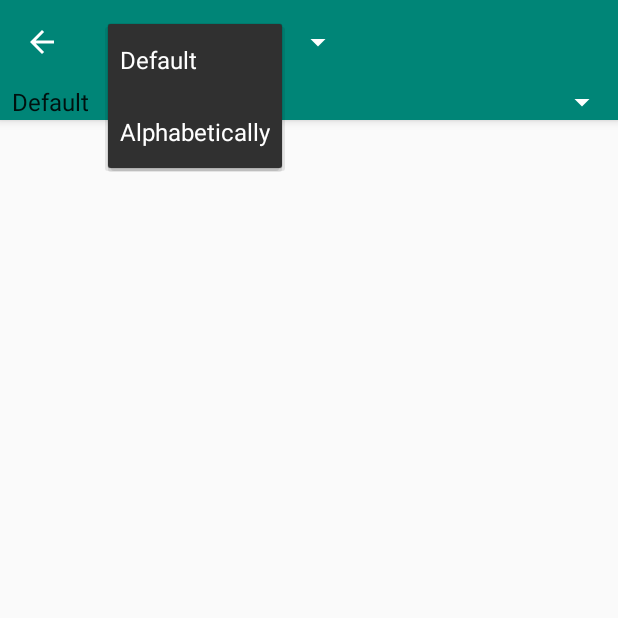
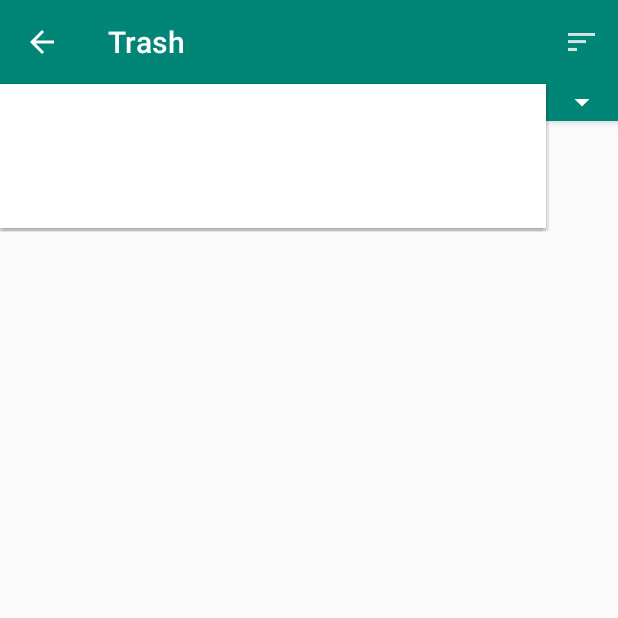
Before and after one commit to almahmouda/MyNotes, an Android app: the TrashListActivity screen opened directly, with no data from a screen before it, after a tap on "Default", on a phone screen of 412 x 824 dp, the top half of it. Run offline under Robolectric (Android 15) with nearby library versions, the phone set to English and light mode, and no system bars; 1 other tap on this screen came first.

Commit message:
TrashNoteMdl.java: implemented comparable on the java class to implement   sort functionality.
TrashListActivity.java: implemented sort functionality through the use
  of a spinner object.

ViewTrashActivity.java: modified the Up Button (does not undo the sort
  in the parent activity upon close).

content_view_trash.xml: remove warning.

menu_trash_list.xml: modified the position of menuItem.

sort_spinner_item.xml: created a custom text object for the spinner
  dropdown box.

```diff
--- a/app/src/main/java/com/example/admin/mynotes/TrashListActivity.java
+++ b/app/src/main/java/com/example/admin/mynotes/TrashListActivity.java
@@ -19,6 +19,7 @@ import com.example.admin.mynotes.model.TrashNoteMdl;
 import com.example.admin.mynotes.util.RecyclerTouchListener;
 
 import java.util.ArrayList;
+import java.util.Collections;
 import java.util.List;
 
 public class TrashListActivity extends AppCompatActivity implements AdapterView.OnItemSelectedListener {
@@ -26,6 +27,7 @@ public class TrashListActivity extends AppCompatActivity implements AdapterView.
     private static final int RESTORE = -1;
     private static final int PERMANENT_DELETE = 1;
     private static final int VIEW_CODE = 2;
+    private static final int UPBUTTON = 0;
 
     Intent intent;
     DBHandler dbHandler;
@@ -33,6 +35,7 @@ public class TrashListActivity extends AppCompatActivity implements AdapterView.
     RecyclerView trashReView;
     TrashListAdapter listAdapter;
     Spinner spinner;
+    boolean test = false;
 
     @Override
     protected void onCreate(Bundle savedInstanceState) {
@@ -66,18 +69,15 @@ public class TrashListActivity extends AppCompatActivity implements AdapterView.
         }));
 
         spinner = findViewById(R.id.trash_sort_spinner_bar);
-//        if(spinner != null){
         spinner.setOnItemSelectedListener(this);
-//        }
 
         ArrayAdapter<CharSequence> adapter = ArrayAdapter.createFromResource(this,
-                R.array.sort_label, android.R.layout.simple_spinner_item);
+                R.array.sort_label, R.layout.sort_spinner_item);
 
         adapter.setDropDownViewResource(android.R.layout.simple_spinner_dropdown_item);
 
         spinner.setAdapter(adapter);
-
-
+        spinner.setVisibility(View.GONE);
     }
 
     public void viewTrashNote(TrashNoteMdl note, int position) {
@@ -90,12 +90,15 @@ public class TrashListActivity extends AppCompatActivity implements AdapterView.
     @Override
     protected void onActivityResult(int requestCode, int resultCode, @Nullable Intent data) {
 //        super.onActivityResult(requestCode, resultCode, data);
-        if (requestCode == VIEW_CODE && data != null) {
+        if (requestCode == VIEW_CODE) {
             int position;
-            if (resultCode == RESTORE || resultCode == PERMANENT_DELETE) {
+            if ((resultCode == RESTORE || resultCode == PERMANENT_DELETE) && data != null) {
                 position = data.getIntExtra("position", 0);
                 trashNotes.remove(position);
                 listAdapter.notifyItemRemoved(position);
+            }
+            if (resultCode == UPBUTTON) {
+                listAdapter.notifyDataSetChanged();
             }
         }
     }
@@ -104,41 +107,11 @@ public class TrashListActivity extends AppCompatActivity implements AdapterView.
     public boolean onCreateOptionsMenu(Menu menu) {
         getMenuInflater().inflate(R.menu.menu_trash_list, menu);
 
-        MenuItem spinItem = menu.findItem(R.id.trash_sort);
-        Spinner spinner = (Spinner) spinItem.getActionView();
-
-        ArrayAdapter<CharSequence> adapter = ArrayAdapter.createFromResource(this,
-                R.array.sort_label, android.R.layout.simple_spinner_item);
-
-        adapter.setDropDownViewResource(android.R.layout.simple_spinner_dropdown_item);
-
-        spinner.setAdapter(adapter);
-
-//        MenuItem.OnActionExpandListener expandListener = new MenuItem.OnActionExpandListener() {
-//            @Override
-//            public boolean onMenuItemActionExpand(MenuItem item) {
-//                displayToast(1);
-//                return true;
-//            }
-//
-//            @Override
-//            public boolean onMenuItemActionCollapse(MenuItem item) {
-//                displayToast(-1);
-//                return true;
-//            }
-//        };
-
-//
-
         return true;
     }
 
-    void displayToast(int i) {
-        if (i == -1) {
-            Toast.makeText(this, "away", Toast.LENGTH_SHORT).show();
-        } else if (i == 1) {
-            Toast.makeText(this, "down", Toast.LENGTH_SHORT).show();
-        }
+    void displayToast(String i) {
+        Toast.makeText(this, i, Toast.LENGTH_SHORT).show();
     }
 
 
@@ -158,7 +131,20 @@ public class TrashListActivity extends AppCompatActivity implements AdapterView.
      */
     @Override
     public void onItemSelected(AdapterView<?> parent, View view, int position, long id) {
-
+        String spinnerLabel = parent.getItemAtPosition(position).toString();
+        displayToast(spinnerLabel);
+        switch (spinnerLabel) {
+            case "Default":
+                Collections.sort(trashNotes, TrashNoteMdl.Comparators.ID);
+                listAdapter.notifyDataSetChanged();
+//                menuItem.collapseActionView();
+                break;
+            case "Alphabetically":
+                Collections.sort(trashNotes, TrashNoteMdl.Comparators.ALPHA);
+                listAdapter.notifyDataSetChanged();
+//                menuItem.collapseActionView();
+                break;
+        }
     }
 
     /**
@@ -172,4 +158,17 @@ public class TrashListActivity extends AppCompatActivity implements AdapterView.
     public void onNothingSelected(AdapterView<?> parent) {
 
     }
+
+    public void showSort(MenuItem item) {
+
+        if (!test) {
+            spinner.setVisibility(View.VISIBLE);
+            test = !test;
+        } else {
+            spinner.setVisibility(View.GONE);
+            test = !test;
+        }
+
+
+    }
 }
--- a/app/src/main/res/layout/activity_trash_list.xml
+++ b/app/src/main/res/layout/activity_trash_list.xml
@@ -16,12 +16,19 @@
             android:layout_width="match_parent"
             android:layout_height="?attr/actionBarSize"
             android:background="?attr/colorPrimary"
-            app:popupTheme="@style/AppTheme.PopupOverlay" />
+            app:popupTheme="@style/AppTheme.PopupOverlay">
+
+
+        </android.support.v7.widget.Toolbar>
 
         <Spinner
             android:id="@+id/trash_sort_spinner_bar"
             android:layout_width="match_parent"
-            android:layout_height="match_parent" />
+            android:layout_height="wrap_content"
+            android:layout_gravity="center"
+            android:gravity="center"
+            android:popupBackground="@android:color/background_light"
+            tools:listitem="@layout/sort_spinner_item" />
 
     </android.support.design.widget.AppBarLayout>
 
--- a/app/src/main/res/layout/activity_view_trash.xml
+++ b/app/src/main/res/layout/activity_view_trash.xml
@@ -16,7 +16,9 @@
             android:layout_width="match_parent"
             android:layout_height="?attr/actionBarSize"
             android:background="?attr/colorPrimary"
-            app:popupTheme="@style/AppTheme.PopupOverlay" />
+            app:popupTheme="@style/AppTheme.PopupOverlay">
+
+        </android.support.v7.widget.Toolbar>
 
     </android.support.design.widget.AppBarLayout>
 
--- a/app/src/main/res/layout/content_trash_list.xml
+++ b/app/src/main/res/layout/content_trash_list.xml
@@ -20,6 +20,9 @@
         app:layout_constraintEnd_toEndOf="parent"
         app:layout_constraintHorizontal_bias="1.0"
         app:layout_constraintStart_toStartOf="parent"
-        app:layout_constraintTop_toTopOf="parent" />
+        app:layout_constraintTop_toTopOf="parent">
+
+    </android.support.v7.widget.RecyclerView>
+
 
 </android.support.constraint.ConstraintLayout>
--- a/app/src/main/res/layout/content_view_trash.xml
+++ b/app/src/main/res/layout/content_view_trash.xml
@@ -83,8 +83,10 @@
                     android:paddingTop="8dp"
                     android:paddingRight="8dp"
                     android:paddingBottom="64dp"
-                    android:text="Area for displaying note information" />
+                    android:text="Area for displaying note information"
+                    tools:ignore="HardcodedText" />
             </TableRow>
         </TableLayout>
     </ScrollView>
+
 </android.support.constraint.ConstraintLayout>
--- /dev/null
+++ b/app/src/main/res/layout/sort_spinner_item.xml
@@ -0,0 +1,10 @@
+<?xml version="1.0" encoding="utf-8"?>
+<TextView xmlns:android="http://schemas.android.com/apk/res/android"
+    android:id="@+id/my_text"
+    android:layout_width="match_parent"
+    android:layout_height="wrap_content"
+    android:layout_gravity="end"
+    android:ellipsize="marquee"
+    android:singleLine="true"
+    android:textAlignment="center"
+    android:textSize="18sp" />
--- a/app/src/main/res/menu/menu_trash_list.xml
+++ b/app/src/main/res/menu/menu_trash_list.xml
@@ -7,7 +7,8 @@
     <item
         android:id="@+id/trash_sort"
         android:icon="@drawable/ic_sort"
-        android:title="sort"
-        app:actionViewClass="android.widget.Spinner"
-        app:showAsAction="ifRoom|collapseActionView" />
+        android:onClick="showSort"
+        android:title="@string/action_sort"
+        app:showAsAction="always" />
+    <!--app:actionViewClass="android.widget.Spinner"-->
 </menu>
--- a/app/src/main/res/values/strings.xml
+++ b/app/src/main/res/values/strings.xml
@@ -29,6 +29,7 @@
     <string name="title_activity_trash_note">Trash</string>
     <string name="trash_can">Trash Can</string>
     <string name="title_activity_view_trash">View Trash</string>
+    <string name="action_sort">Sort</string>
     <string-array name="sort_label">
         <item>Default</item>
         <item>Alphabetically</item>
```
Also changed, not shown: app/src/main/java/com/example/admin/mynotes/ViewTrashActivity.java (+19 -0 lines), app/src/main/java/com/example/admin/mynotes/model/TrashNoteMdl.java (+38 -2 lines), app/src/main/res/layout/sort_spinner.xml (deleted, +0 -16 lines).
